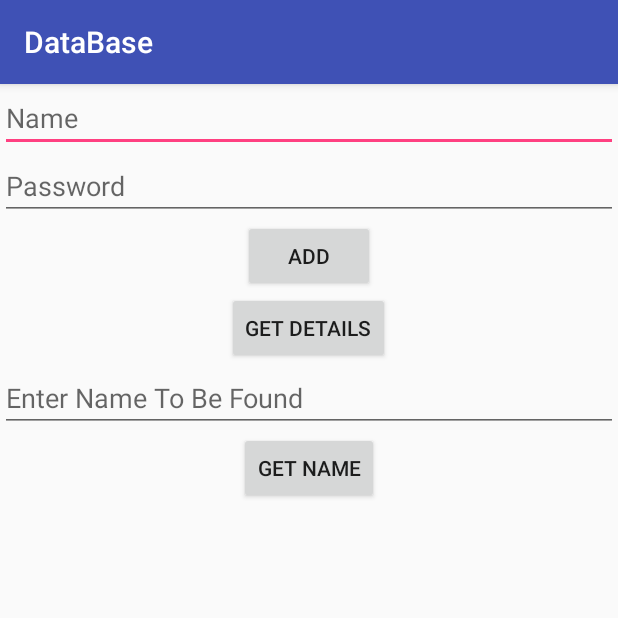
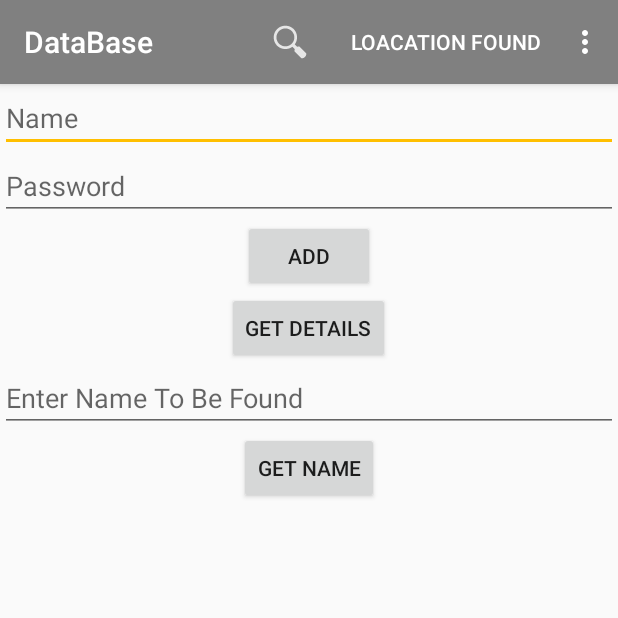
Before and after one commit to mridul1809/DataBase_and_RV, an Android app: the screen it shows after launch (MainActivity), on a phone screen of 412 x 824 dp, the top half of it. Run offline under Robolectric (Android 15) with nearby library versions, the phone set to English and light mode, and no system bars.

Commit message:
Second Commit

```diff
--- a/app/src/main/AndroidManifest.xml
+++ b/app/src/main/AndroidManifest.xml
@@ -3,6 +3,7 @@
     package="mridul1809.database">
 
     <application
+        android:uiOptions="splitActionBarWhenNarrow"
         android:allowBackup="true"
         android:icon="@mipmap/ic_launcher"
         android:label="@string/app_name"
@@ -15,6 +16,8 @@
 
                 <category android:name="android.intent.category.LAUNCHER" />
             </intent-filter>
+            <meta-data android:name="android.support.UI_OPTIONS"
+                android:value="splitActionBarWhenNarrow" />
         </activity>
     </application>
 
--- a/app/src/main/java/mridul1809/database/MainActivity.java
+++ b/app/src/main/java/mridul1809/database/MainActivity.java
@@ -8,10 +8,14 @@ import android.support.v7.app.AppCompatActivity;
 import android.os.Bundle;
 import android.support.v7.widget.LinearLayoutManager;
 import android.support.v7.widget.RecyclerView;
+import android.view.Menu;
+import android.view.MenuInflater;
+import android.view.MenuItem;
 import android.view.View;
 import android.widget.Button;
 import android.widget.EditText;
 import android.widget.SimpleCursorAdapter;
+import android.widget.Toast;
 
 public class MainActivity extends AppCompatActivity implements View.OnClickListener{
 
@@ -103,4 +107,20 @@ public class MainActivity extends AppCompatActivity implements View.OnClickListe
             break;
         }
     }
+
+
+    @Override
+    public boolean onCreateOptionsMenu(Menu menu) {
+        MenuInflater inflater = getMenuInflater();
+        inflater.inflate(R.menu.menu_list, menu);
+
+        return super.onCreateOptionsMenu(menu);
+    }
+
+
+    @Override
+    public boolean onOptionsItemSelected(MenuItem item) {
+        Toast.makeText(this,item.getTitle() + " ",Toast.LENGTH_SHORT).show();
+        return true;
+    }
 }
--- /dev/null
+++ b/app/src/main/res/menu/menu_list.xml
@@ -0,0 +1,32 @@
+<?xml version="1.0" encoding="utf-8"?>
+<menu xmlns:android="http://schemas.android.com/apk/res/android"
+    xmlns:app="http://schemas.android.com/apk/res-auto"
+    android:layout_height="wrap_content"
+    android:layout_width="wrap_content">
+    <!-- Search / will display always -->
+    <item android:id="@+id/action_search"
+        android:title="Search"
+        android:icon="@mipmap/ic_action_search"
+        app:showAsAction="ifRoom"/>
+
+    <!-- Location Found -->
+    <item android:id="@+id/action_location_found"
+        android:title="Loacation Found"
+        app:showAsAction="ifRoom"/>
+
+    <!-- Refresh -->
+    <item android:id="@+id/action_refresh"
+        android:title="Refresh"
+        app:showAsAction="ifRoom"
+        />
+
+    <!-- Help -->
+    <item android:id="@+id/action_help"
+        android:title="Help"
+        app:showAsAction="ifRoom"/>
+
+    <!-- Check updates -->
+    <item android:id="@+id/action_check_updates"
+        android:title="Check Updates"
+        app:showAsAction="ifRoom"/>
+</menu>
--- a/app/src/main/res/values/colors.xml
+++ b/app/src/main/res/values/colors.xml
@@ -1,6 +1,6 @@
 <?xml version="1.0" encoding="utf-8"?>
 <resources>
-    <color name="colorPrimary">#3F51B5</color>
-    <color name="colorPrimaryDark">#303F9F</color>
-    <color name="colorAccent">#FF4081</color>
+    <color name="colorPrimary">#808080</color>
+    <color name="colorPrimaryDark">#262626</color>
+    <color name="colorAccent">	#ffbf00</color>
 </resources>
```
Also changed, not shown: app/src/main/res/mipmap-hdpi/ic_action_search.png (added), app/src/main/res/mipmap-mdpi/ic_action_search.png (added), app/src/main/res/mipmap-xhdpi/ic_action_search.png (added), app/src/main/res/mipmap-xxhdpi/ic_action_search.png (added), app/src/main/res/mipmap-xxxhdpi/ic_action_search.png (added), 1 other file.
